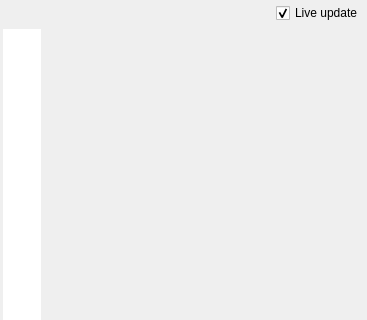
Before: the Qt Designer form src/ui/qgsmapstylingwidgetbase.ui in qgis/QGIS, drawn with Qt 5; both pictures show x 0 to 367 and y 0 to 320 of the 367 by 466 pixel window.
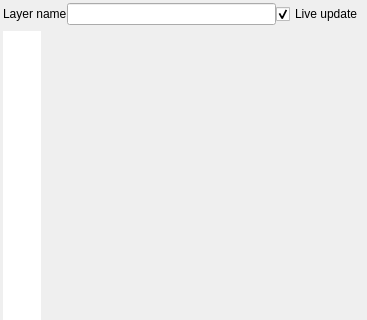
After: the same form once the commit is applied. Icons and pictures are not drawn.

Commit message: [style dock] use a QLineEntry for layer title

```diff
--- a/src/ui/qgsmapstylingwidgetbase.ui
+++ b/src/ui/qgsmapstylingwidgetbase.ui
@@ -156,22 +156,16 @@
          <item>
           <widget class="QLabel" name="mLayerTitleLabel">
            <property name="text">
-            <string/>
+            <string>Layer name</string>
            </property>
           </widget>
          </item>
          <item>
-          <spacer name="horizontalSpacer">
-           <property name="orientation">
-            <enum>Qt::Horizontal</enum>
+          <widget class="QLineEdit" name="mLayerTitle">
+           <property name="readOnly">
+            <bool>true</bool>
            </property>
-           <property name="sizeHint" stdset="0">
-            <size>
-             <width>40</width>
-             <height>20</height>
-            </size>
-           </property>
-          </spacer>
+          </widget>
          </item>
          <item>
           <widget class="QCheckBox" name="mLiveApplyCheck">
```
Left out of the diff: 2 changed lines with no effect on the pictures. The commit also changes 1 other file.
